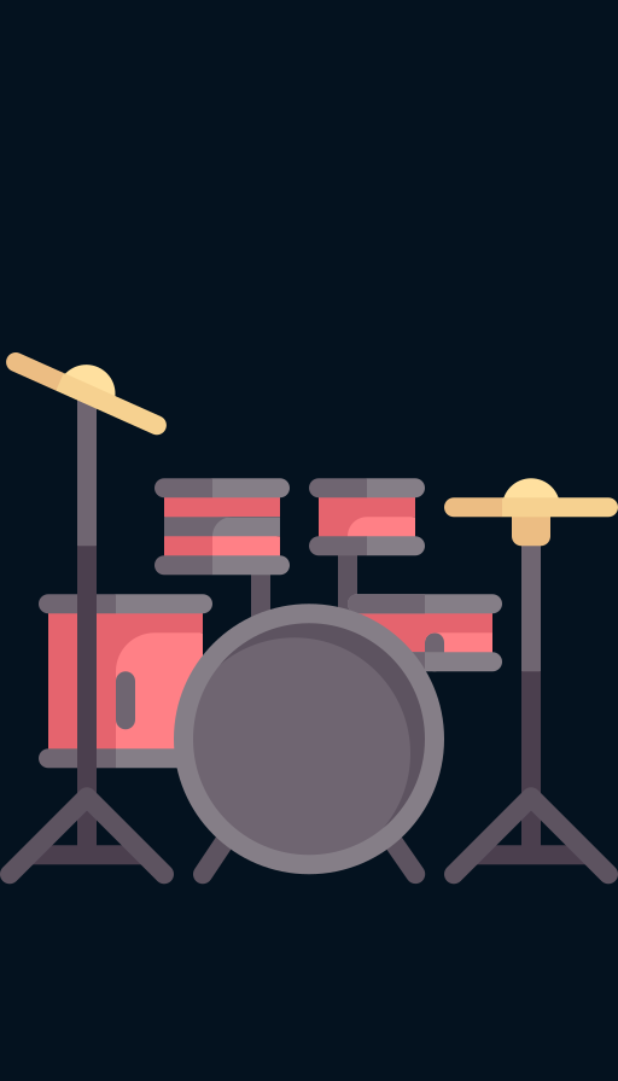
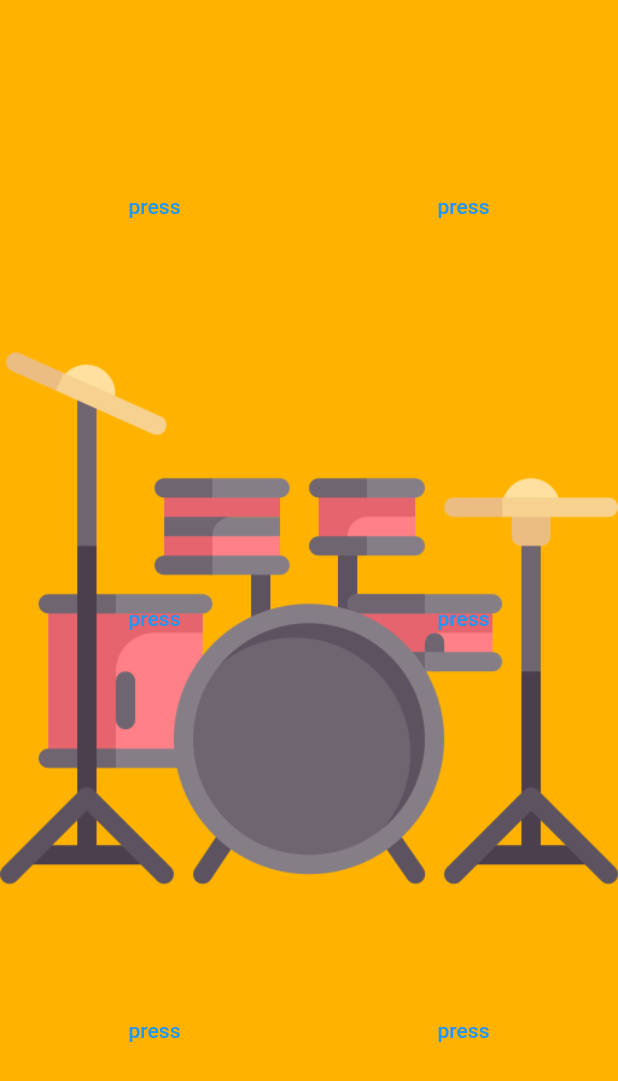
Before and after one commit to hamidKMB/drum-flutter, a Flutter app: the screen it shows after launch, on a phone screen of 412 x 824 dp. Shown: the top 1081 px of the screen. Run offline on Flutter 3.47's test engine with Material 2 defaults, Android fonts, the phone set to English and light mode, and no system bars.

```diff
--- a/lib/main.dart
+++ b/lib/main.dart
@@ -16,26 +16,50 @@ class Application extends StatelessWidget {
 Widget getApplication() {
   return MaterialApp(
     home: Scaffold(
-      backgroundColor: Colors.blue[600],
+      backgroundColor: Colors.amber[600],
       body: SafeArea(
         child: DecoratedBox(
             position: DecorationPosition.background,
-          child: Center(
-            child: Container(
-              width: 50.0,
-              height: 50.0,
-              margin: EdgeInsets.all(5.0),
-            ),
-          ),
             decoration: BoxDecoration(
-            color: Colors.black87,
               image: DecorationImage(
                 image: AssetImage('images/drum.png'),
                 fit: BoxFit.fitWidth,
               ),
             ),
-        ),
+            child: bodyLayout()),
       ),
     ),
   );
 }
+
+Widget bodyLayout() {
+  return Column(
+    children: [
+      buttonRows(child1: Text('press'), child2: Text('press')),
+      buttonRows(child1: Text('press'), child2: Text('press')),
+      buttonRows(child1: Text('press'), child2: Text('press'))
+    ],
+  );
+}
+
+Widget buttonRows({child1, child2}) {
+  return Expanded(
+    child: Row(
+      crossAxisAlignment: CrossAxisAlignment.stretch,
+      children: [
+        Expanded(
+          child: TextButton(
+            onPressed: () {},
+            child: child1,
+          ),
+        ),
+        Expanded(
+          child: TextButton(
+            onPressed: () {},
+            child: child2,
+          ),
+        ),
+      ],
+    ),
+  );
+}
```
Also changed, not shown: 6 other files. Lines whose indentation alone changed are shown as unchanged.
